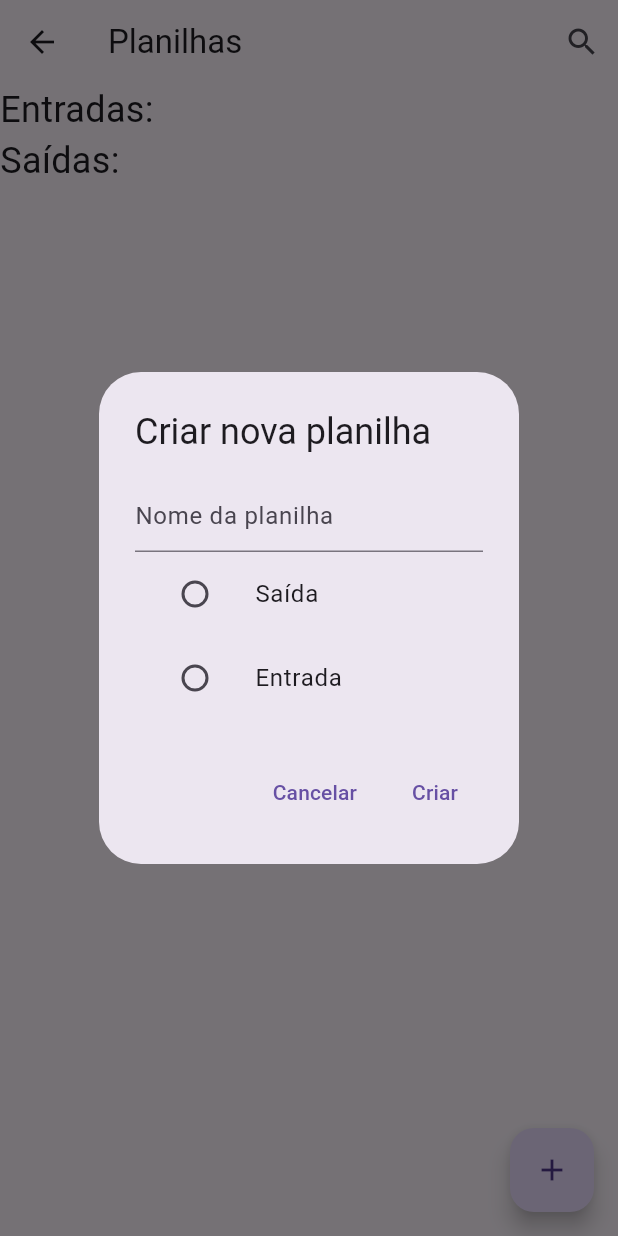
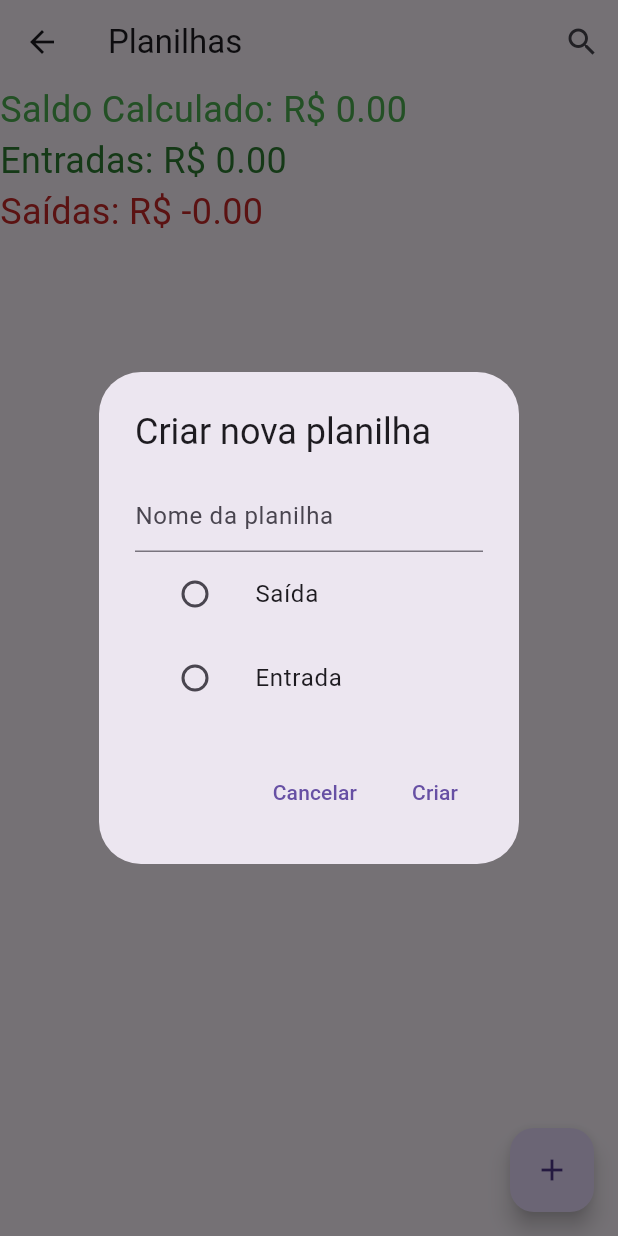
Before and after one commit to MariTaba/projeto_gerenciamento_financas, a Flutter app: the PrincipalView screen opened by its route, after a tap on the "add" icon, on a phone screen of 412 x 824 dp. Run offline on Flutter 3.47's test engine with Material 3 defaults, Android fonts, the phone set to English and light mode, and no system bars; our stand-ins replace cloud_firestore, device_preview, firebase_auth, firebase_core; accounts and stored records are empty.

Commit message:
Finalizado P2

```diff
--- a/lib/view/principal_view.dart
+++ b/lib/view/principal_view.dart
@@ -13,6 +13,10 @@ class PrincipalView extends StatefulWidget {
 
 class _PrincipalViewState extends State<PrincipalView> {
   final FirebaseFirestore _firestore = FirebaseFirestore.instance;
+
+  double calcularTotal(List<DocumentSnapshot> planilhas) {
+    return planilhas.fold(0, (prev, doc) => prev + doc['valorTotal']);
+  }
 
   @override
   Widget build(BuildContext context) {
@@ -55,19 +59,32 @@ class _PrincipalViewState extends State<PrincipalView> {
               }
             }
 
+            double totalEntrada = calcularTotal(planilhasEntrada);
+            double totalSaida = calcularTotal(planilhasSaida);
+            double saldo = totalEntrada - totalSaida;
+
             return ListView(
-              children: <Widget>[
-                Text('Entradas:', style: TextStyle(fontSize: 24)),
-                ...planilhasEntrada.map((planilha) =>
-                    buildListTile(planilha, 'Saldo Total:', context)),
-                Text('Saídas:', style: TextStyle(fontSize: 24)),
-                ...planilhasSaida.map((planilha) => buildListTile(
-                    planilha, 'Valor do próximo vencimento:', context)),
-              ],
-            );
-          } else {
-            return Text("No data");
-          }
+    children: <Widget>[
+      Text('Saldo Calculado: R\$ ${saldo.toStringAsFixed(2)}',
+          style: TextStyle(fontSize: 24, color: saldo >= 0 ? Colors.green : Colors.red)),
+      Text('Entradas: R\$ ${totalEntrada.toStringAsFixed(2)}',
+          style: TextStyle(fontSize: 24, color: Colors.green[800])),
+      ...planilhasEntrada.map((planilha) => Container(
+            color: Colors.green.withOpacity(0.4),
+            child: buildListTile(planilha, 'Saldo Total:', context),
+          )),
+      Text('Saídas: R\$ ${(totalSaida * -1).toStringAsFixed(2)}',
+          style: TextStyle(fontSize: 24, color: Colors.red[800])),
+      ...planilhasSaida.map((planilha) => Container(
+            color: Colors.red.withOpacity(0.4),
+            child: buildListTile(
+                planilha, 'Valor do próximo vencimento:', context),
+          )),
+    ],
+  );
+} else {
+  return Text('Nenhuma planilha encontrada');
+}
         },
       ),
       floatingActionButton: FloatingActionButton(
@@ -135,6 +152,7 @@ class _PrincipalViewState extends State<PrincipalView> {
                               'nome': planilhaNomeController.text,
                               'uid': userUID,
                               'tipoPlanilha': tipoPlanilha,
+                              'valorTotal': 0.0,
                             });
                           }
                           Navigator.of(context).pop();
@@ -160,6 +178,9 @@ class _PrincipalViewState extends State<PrincipalView> {
       valorTotal = data['valorTotal'] is double
           ? data['valorTotal']
           : double.parse(data['valorTotal'].toString());
+    }
+    if (data['tipoPlanilha'] == 'S') {
+      valorTotal *= -1;
     }
     return ListTile(
       title: Column(
```
Also changed, not shown: lib/view/entradas_view.dart (+18 -9 lines), lib/view/login_view.dart (+0 -7 lines), lib/view/planilha_view.dart (+24 -13 lines), lib/view/servico_busca.dart (+15 -5 lines).
